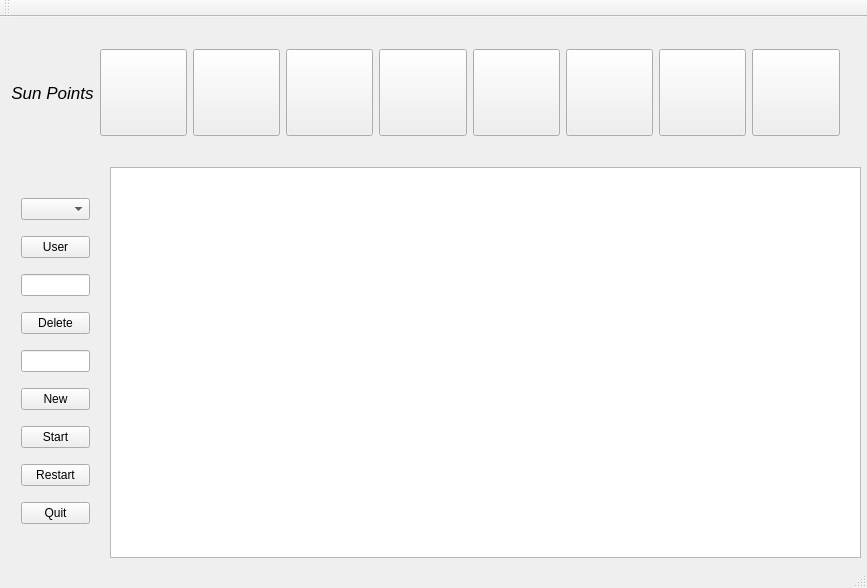
Before: the Qt Designer form mainwindow.ui in TareqTayeh/PlantsvsZombies, drawn with Qt 5.
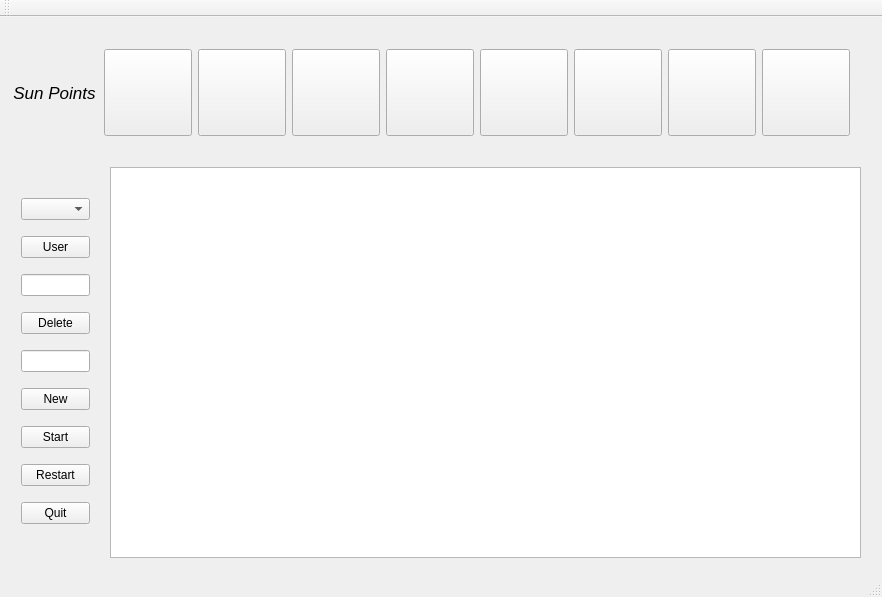
After: the same form once the commit is applied. Custom widgets are drawn as their Qt base class.

What changed in the file:
```diff
--- a/mainwindow.ui
+++ b/mainwindow.ui
@@ -6,8 +6,8 @@
    <rect>
     <x>0</x>
     <y>0</y>
-    <width>867</width>
-    <height>588</height>
+    <width>882</width>
+    <height>597</height>
    </rect>
   </property>
   <property name="windowTitle">
@@ -128,7 +128,7 @@
      <rect>
       <x>0</x>
       <y>0</y>
-      <width>851</width>
+      <width>861</width>
       <height>151</height>
      </rect>
     </property>
```
Left out of the diff: 2 changed lines with no effect on the pictures.
